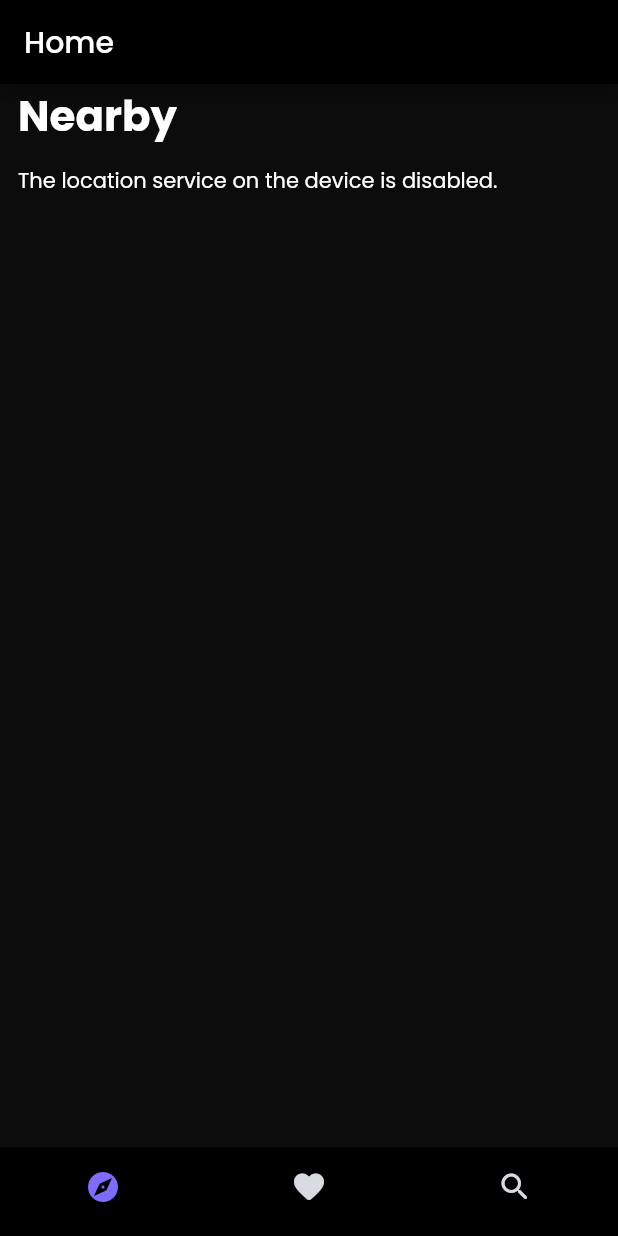
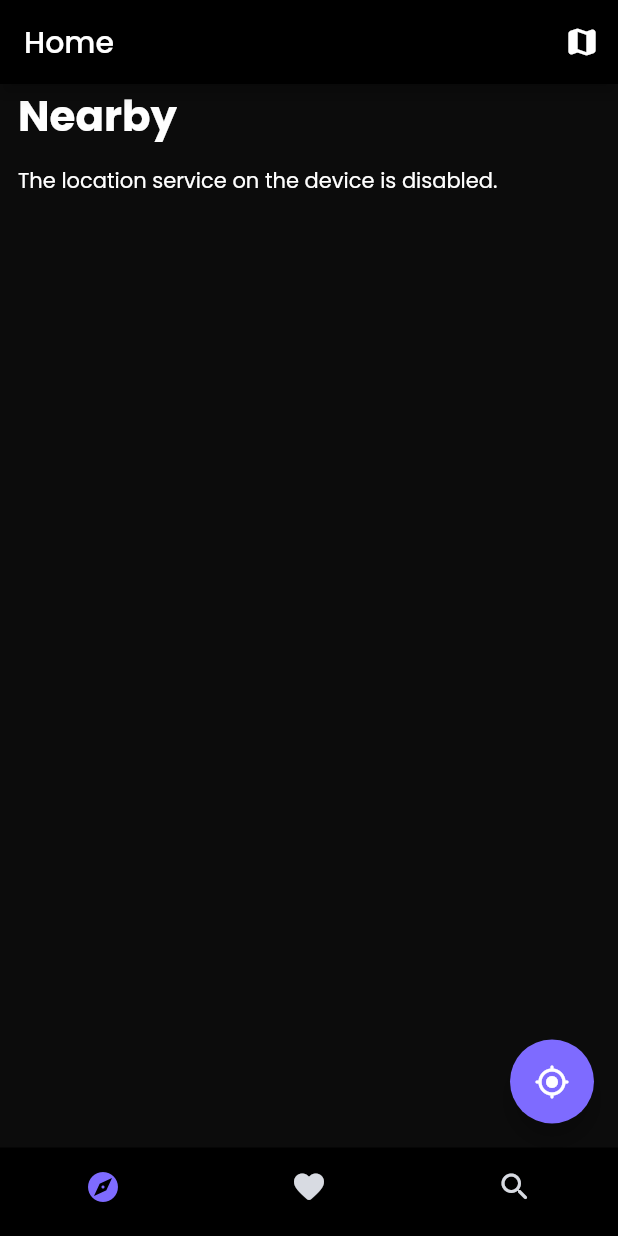
Before and after one commit to TechSupportz/transito-flutter, a Flutter app: the screen it shows after launch, on a phone screen of 412 x 824 dp. Run offline on Flutter 3.47's test engine with Material 2 defaults, Android fonts, the phone set to English and light mode, and no system bars; our stand-ins replace geolocator, jiffy, latlong2, photo_view.

Commit message:
Added refresh location for nearby, added MRT Map screen

```diff
--- a/lib/screens/navbar_screens/home_screen.dart
+++ b/lib/screens/navbar_screens/home_screen.dart
@@ -4,6 +4,7 @@ import 'package:flutter/services.dart';
 import 'package:geolocator/geolocator.dart';
 import 'package:latlong2/latlong.dart';
 import 'package:transito/models/nearby_bus_stops.dart';
+import 'package:transito/screens/mrt_map_screen.dart';
 
 import '../../models/bus_stops.dart';
 import '../../widgets/bus_stop_card.dart';
@@ -30,7 +31,7 @@ class _HomeScreenState extends State<HomeScreen> {
   Future<List<NearbyBusStops>> getNearbyBusStops({refresh = false}) async {
     debugPrint("Fetching nearby bus stops");
     // TODO: implement caching of nearby bus stops
-    // if (refresh == true) {
+    // if (nearbyBusStops.whenComplete(() => true && refresh)) {
     //   debugPrint("Nearby bus stops already fetched");
     //   return nearbyBusStops;
     // } else {
@@ -46,20 +47,21 @@ class _HomeScreenState extends State<HomeScreen> {
         _nearbyBusStops.add(NearbyBusStops(busStopInfo: busStop, distanceFromUser: distanceAway));
       }
     }
-    // setState(() {
-    //   nearbyBusStops = _nearbyBusStops;
-    // });
-
     List<NearbyBusStops> _tempNearbyBusStops = _nearbyBusStops;
     _tempNearbyBusStops.sort((a, b) => a.distanceFromUser.compareTo(b.distanceFromUser));
     return _tempNearbyBusStops;
   }
-  // }
 
   Future<List<BusStopInfo>> fetchBusStops() async {
     debugPrint("Fetching bus stops");
     final String response = await rootBundle.loadString('assets/mock_data.json');
     return AllBusStops.fromJson(jsonDecode(response)).busStops;
+  }
+
+  void refreshBusStops() {
+    setState(() {
+      nearbyBusStops = getNearbyBusStops(refresh: true);
+    });
   }
 
   @override
@@ -71,8 +73,24 @@ class _HomeScreenState extends State<HomeScreen> {
 
   @override
   Widget build(BuildContext context) {
-    return Padding(
+    return Scaffold(
+      appBar: AppBar(
+        title: Text('Home'),
+        actions: [
+          IconButton(
+            onPressed: () => Navigator.push(
+              context,
+              MaterialPageRoute(
+                builder: (context) => MrtMapScreen(),
+              ),
+            ),
+            icon: Icon(Icons.map_rounded),
+          )
+        ],
+      ),
+      body: Padding(
         padding: const EdgeInsets.symmetric(horizontal: 12.0),
+        child: SingleChildScrollView(
           child: Column(
             crossAxisAlignment: CrossAxisAlignment.start,
             children: [
@@ -87,8 +105,7 @@ class _HomeScreenState extends State<HomeScreen> {
                   future: nearbyBusStops,
                   builder: (BuildContext context, AsyncSnapshot<List<NearbyBusStops>> snapshot) {
                     if (snapshot.hasData) {
-                  return Expanded(
-                    child: GridView.count(
+                      return GridView.count(
                         childAspectRatio: 2.5 / 1,
                         crossAxisSpacing: 18,
                         mainAxisSpacing: 21,
@@ -101,7 +118,6 @@ class _HomeScreenState extends State<HomeScreen> {
                               busStopInfo: busStop.busStopInfo,
                             ),
                         ],
-                    ),
                       );
                     } else if (snapshot.hasError) {
                       return Text("${snapshot.error}");
@@ -113,6 +129,12 @@ class _HomeScreenState extends State<HomeScreen> {
                   })
             ],
           ),
+        ),
+      ),
+      floatingActionButton: FloatingActionButton(
+        onPressed: () => refreshBusStops(),
+        child: const Icon(Icons.my_location_rounded),
+      ),
     );
   }
 }
--- a/lib/screens/navbar_screens/main_screen.dart
+++ b/lib/screens/navbar_screens/main_screen.dart
@@ -19,23 +19,27 @@ class _MainScreenState extends State<MainScreen> {
     keepPage: true,
   );
 
-  List<StatefulWidget> widgetList = [
+  List<StatefulWidget> widgetList = const [
     HomeScreen(),
     FavouritesScreen(),
     SearchScreen(),
   ];
 
-  List<String> pageTitles = [
-    'Home',
-    'Favourites',
-    'Search',
-  ];
+  void updatePageIndex(int index, {bool animate = true}) {
+    debugPrint('$index');
+    setState(() {
+      _pageIndex = index;
+      animate
+          ? controller.animateToPage(index,
+              duration: const Duration(milliseconds: 250), curve: Curves.ease)
+          : controller.jumpToPage(index);
+    });
+  }
 
   @override
   Widget build(BuildContext context) {
     return SafeArea(
       child: Scaffold(
-        appBar: AppBar(title: Text(pageTitles[_pageIndex])),
         body: PageView(
           controller: controller,
           children: widgetList,
@@ -67,15 +71,4 @@ class _MainScreenState extends State<MainScreen> {
       ),
     );
   }
-
-  void updatePageIndex(int index, {bool animate = true}) {
-    debugPrint('$index');
-    setState(() {
-      _pageIndex = index;
-      animate
-          ? controller.animateToPage(index,
-              duration: const Duration(milliseconds: 250), curve: Curves.ease)
-          : controller.jumpToPage(index);
-    });
-  }
 }
--- a/lib/screens/navbar_screens/search_screen.dart
+++ b/lib/screens/navbar_screens/search_screen.dart
@@ -25,7 +25,9 @@ class _SearchScreenState extends State<SearchScreen> {
 
   @override
   Widget build(BuildContext context) {
-    return Center(
+    return Scaffold(
+      appBar: AppBar(title: const Text('Search')),
+      body: Center(
         child: Column(
           mainAxisAlignment: MainAxisAlignment.center,
           children: [
@@ -46,6 +48,7 @@ class _SearchScreenState extends State<SearchScreen> {
             )
           ],
         ),
+      ),
     );
   }
 }
--- a/pubspec.yaml
+++ b/pubspec.yaml
@@ -20,6 +20,7 @@ dependencies:
   json_annotation: ^4.5.0
   http: ^0.13.4
   alphanum_comparator: ^2.0.1
+  photo_view: ^0.14.0
 
 dev_dependencies:
   flutter_test:
@@ -33,7 +34,9 @@ flutter:
   uses-material-design: true
 
   assets:
-    - assets/mock_data.json
+    - assets/
+    - assets/images/mrt_map.png
+    - assets/images/mrt_map.svg
 
   fonts:
     - family: Poppins
```
Also changed, not shown: lib/screens/mrt_map_screen.dart (added, +18 -0 lines), lib/screens/navbar_screens/favourites_screen.dart (+11 -2 lines), assets/images/mrt_map.png (added), assets/images/mrt_map.svg (added), pubspec.lock. Lines whose indentation alone changed are shown as unchanged.
